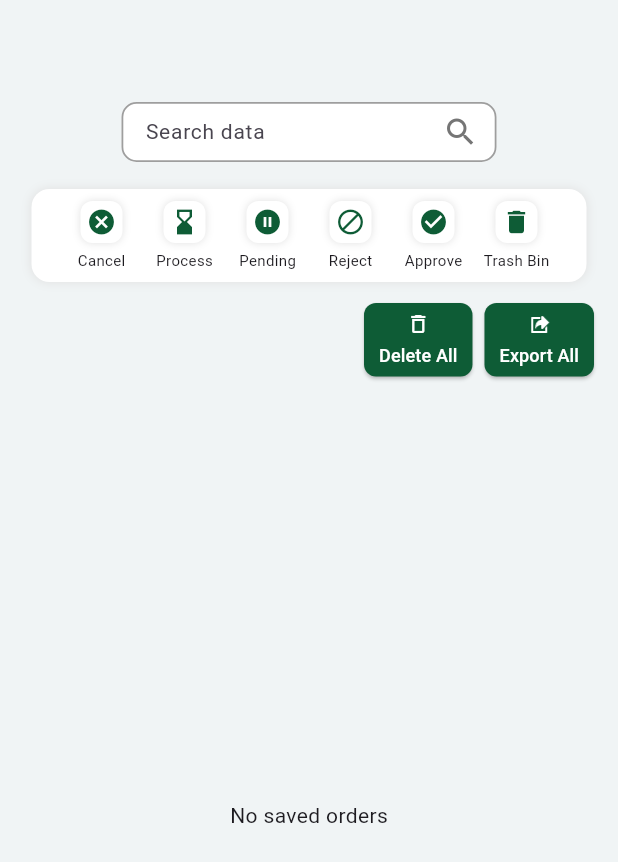
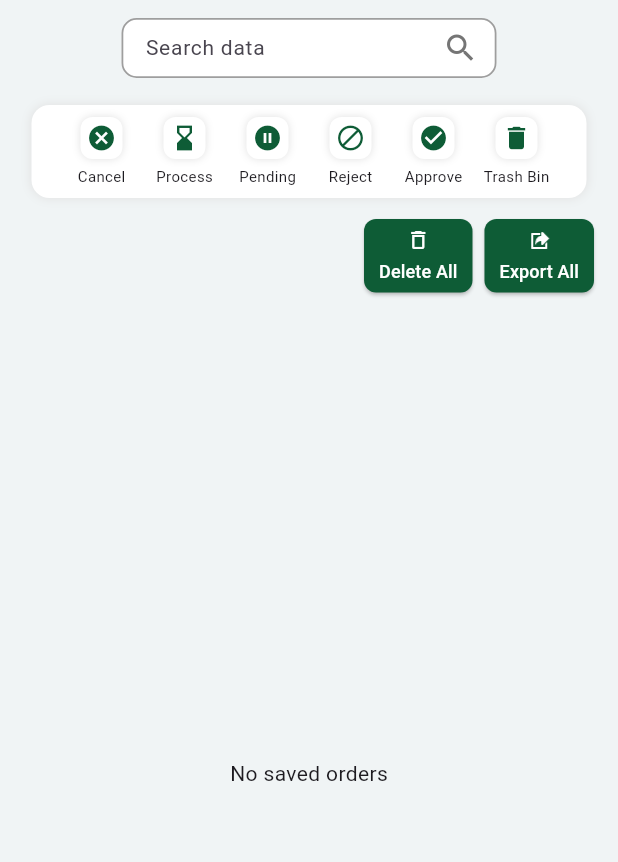
Before and after one commit to it-yudharta/capstone25-adira, a Flutter app: the SavedOrdersScreen screen opened directly, on a phone screen of 412 x 824 dp. Shown: the top 862 px of the screen. Run offline on Flutter 3.47's test engine with Material 3 defaults, Android fonts, the phone set to English and light mode, and no system bars; our stand-ins replace cloud_firestore, firebase_auth, firebase_core, firebase_database, fluttertoast, qr_flutter; missing offline and left inert: gal, syncfusion_flutter_xlsio; accounts and stored records are empty.

Commit message:
refactor lead

```diff
--- a/lib/saved_orders_screen.dart
+++ b/lib/saved_orders_screen.dart
@@ -220,22 +220,11 @@ class _SavedOrdersScreenState extends State<SavedOrdersScreen> {
     );
   }
 
-  @override
-  Widget build(BuildContext context) {
-    return Scaffold(
-      backgroundColor: Color(0xFFF0F4F5),
-      appBar: AppBar(
-        automaticallyImplyLeading: false,
-        backgroundColor: Color(0xFFF0F4F5),
-        elevation: 0,
-        foregroundColor: Colors.black,
-      ),
-      body:
-          _isLoading
+  Widget _buildMainPage() {
+    return _isLoading
         ? Center(child: CircularProgressIndicator())
         : Column(
           children: [
-                  // Search bar di paling atas
             Padding(
               padding: const EdgeInsets.fromLTRB(16, 12, 16, 4),
               child: Container(
@@ -258,10 +247,7 @@ class _SavedOrdersScreenState extends State<SavedOrdersScreen> {
                     ),
                     border: OutlineInputBorder(
                       borderRadius: BorderRadius.circular(10),
-                            borderSide: BorderSide(
-                              color: Colors.black,
-                              width: 1.2,
-                            ),
+                      borderSide: BorderSide(color: Colors.black, width: 1.2),
                     ),
                     enabledBorder: OutlineInputBorder(
                       borderRadius: BorderRadius.circular(10),
@@ -288,23 +274,17 @@ class _SavedOrdersScreenState extends State<SavedOrdersScreen> {
                                 : Colors.grey.shade600,
                       ),
                       onPressed:
-                                () => FocusScope.of(
-                                  context,
-                                ).requestFocus(_focusNode),
+                          () => FocusScope.of(context).requestFocus(_focusNode),
                     ),
                   ),
                   style: TextStyle(fontSize: 14),
                 ),
               ),
             ),
-
-                  // Status menu setelah search bar
             Padding(
               padding: const EdgeInsets.fromLTRB(16, 4, 16, 4),
               child: _buildStatusMenu(),
             ),
-
-                  // Tombol Delete All & Export All
             Padding(
               padding: const EdgeInsets.symmetric(horizontal: 16.0),
               child: Row(
@@ -333,10 +313,7 @@ class _SavedOrdersScreenState extends State<SavedOrdersScreen> {
                         SizedBox(height: 4),
                         Text(
                           'Delete All',
-                                style: TextStyle(
-                                  fontSize: 12,
-                                  color: Colors.white,
-                                ),
+                          style: TextStyle(fontSize: 12, color: Colors.white),
                         ),
                       ],
                     ),
@@ -366,10 +343,7 @@ class _SavedOrdersScreenState extends State<SavedOrdersScreen> {
                         SizedBox(height: 4),
                         Text(
                           'Export All',
-                                style: TextStyle(
-                                  fontSize: 12,
-                                  color: Colors.white,
-                                ),
+                          style: TextStyle(fontSize: 12, color: Colors.white),
                         ),
                       ],
                     ),
@@ -377,10 +351,7 @@ class _SavedOrdersScreenState extends State<SavedOrdersScreen> {
                 ],
               ),
             ),
-
             SizedBox(height: 12),
-
-                  // List data
             Expanded(
               child:
                   _savedOrders.isEmpty
@@ -388,8 +359,7 @@ class _SavedOrdersScreenState extends State<SavedOrdersScreen> {
                       : ListView.builder(
                         itemCount: orderedDates.fold<int>(
                           0,
-                                (sum, date) =>
-                                    sum + groupedOrders[date]!.length + 1,
+                          (sum, date) => sum + groupedOrders[date]!.length + 1,
                         ),
                         itemBuilder: (context, index) {
                           int currentIndex = 0;
@@ -426,7 +396,6 @@ class _SavedOrdersScreenState extends State<SavedOrdersScreen> {
                       ),
             ),
           ],
-              ),
         );
   }
 
@@ -614,4 +583,12 @@ class _SavedOrdersScreenState extends State<SavedOrdersScreen> {
       ),
     );
   }
+
+  @override
+  Widget build(BuildContext context) {
+    return Scaffold(
+      backgroundColor: const Color(0xFFF0F4F5),
+      body: _buildMainPage(),
+    );
   }
+}
```
Lines whose indentation alone changed are shown as unchanged.
